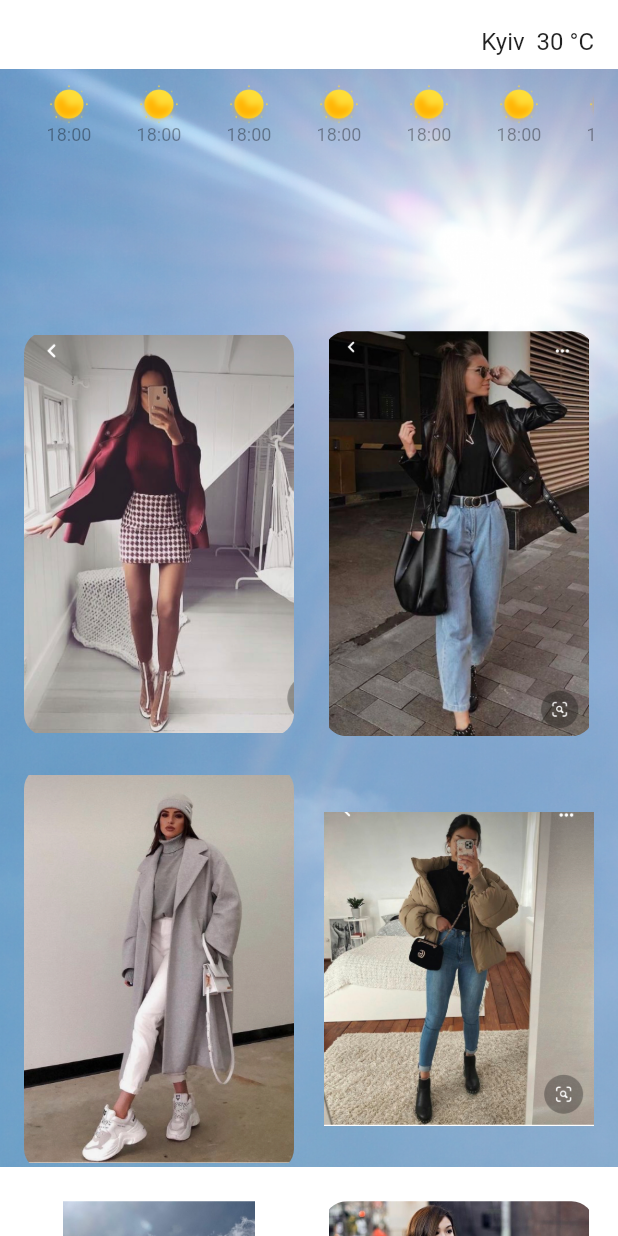
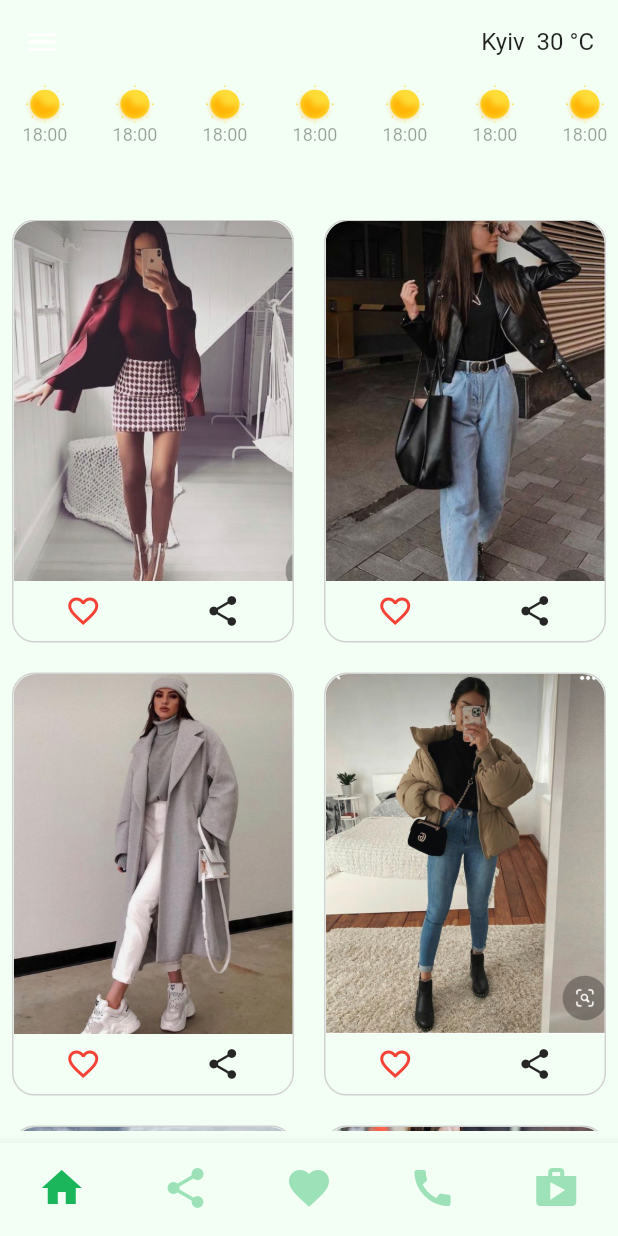
Before and after one commit to 19AK68/weanter_fashion, a Flutter app: the screen it shows after launch, on a phone screen of 412 x 824 dp. Run offline on Flutter 3.47's test engine with Material 2 defaults, Android fonts, the light colour scheme and no system bars; our stand-ins replace photo_view, shared_preferences.

Commit message:
new color desing added grid photo and icon like

```diff
--- a/lib/main.dart
+++ b/lib/main.dart
@@ -24,7 +24,9 @@ class WeatherFashionApp extends StatefulWidget {
 class _WeatherFashionAppState extends State<WeatherFashionApp> {
   DarkThemeProvider appModel = new DarkThemeProvider();
 
-  @override
+
+
+      @override
   void initState() {
     super.initState();
     _initAppTheme();
@@ -50,10 +52,12 @@ class _WeatherFashionAppState extends State<WeatherFashionApp> {
                   theme: Styles.themeData(appModel.darkTheme, context),
 
                   home: Container( decoration:BoxDecoration(
-                    image: DecorationImage(
-                      colorFilter: new ColorFilter.mode(Colors.blue.withOpacity(0.9), BlendMode.dstATop),
-                      image: AssetImage(!appModel.darkTheme?"assets/clear_day.png":"assets/clear_night2.jpg"),
-                    ),
+
+                    color: !appModel.darkTheme?Color(0xfff3fff5):Color(0xff3f3d56)
+                    // image: DecorationImage(
+                    //   colorFilter: new ColorFilter.mode(Colors.blue.withOpacity(0.9), BlendMode.dstATop),
+                    //   image: AssetImage(!appModel.darkTheme?"assets/clear_day.png":"assets/clear_night2.jpg"),
+                    // ),
                   ),
                       child: HomePage()),
             );
--- a/lib/ui/page/home_page.dart
+++ b/lib/ui/page/home_page.dart
@@ -1,16 +1,25 @@
 import 'package:flutter/material.dart';
+import 'package:weather_fashion/model/dark_theme_provider.dart';
 import 'package:weather_fashion/ui/widgets/custom_drawer.dart';
 import 'package:weather_fashion/ui/widgets/grid_look_widget.dart';
 import 'package:weather_fashion/ui/widgets/weather_widget.dart';
 
-class HomePage extends StatelessWidget {
+class HomePage extends StatefulWidget {
+  @override
+  _HomePageState createState() => _HomePageState();
+}
+
+class _HomePageState extends State<HomePage> {
+  DarkThemeProvider appModel = new DarkThemeProvider();
+
+  int currentBottonIndex = 0;
   @override
   Widget build(BuildContext context) {
     return SafeArea(
 
       child: Scaffold(
         resizeToAvoidBottomInset: false,
-        backgroundColor: Colors.transparent,
+      backgroundColor: !appModel.darkTheme?Color(0xfff3fff5):Color(0xff3f3d56),
         appBar: AppBar(
           title: Row(
             crossAxisAlignment: CrossAxisAlignment.center,
@@ -22,24 +31,71 @@ class HomePage extends StatelessWidget {
               // Text('Weather&Fashion', ),
             ],
           ),
-        //  backgroundColor:Colors.transparent,
+       //   backgroundColor:Colors.transparent,
+        ),
+        bottomNavigationBar: BottomNavigationBar(
+            backgroundColor: Color(0xfff3fff5),
+
+
+          currentIndex: currentBottonIndex,
+          selectedItemColor: Color(0xff1bb55c),
+          unselectedItemColor: Color(0xff1bb55c).withOpacity(0.4),
+          onTap: (index) => setState(() => currentBottonIndex = index),
+          // print("------currentBottonIndex---- ${currentBottonIndex}")
+          type: BottomNavigationBarType.fixed,
+          showSelectedLabels: false,
+          showUnselectedLabels: false,
+
+          iconSize: 32  ,
+
+          items: <BottomNavigationBarItem>[
+
+
+            BottomNavigationBarItem(
+             // backgroundColor: Colors.transparent,
+              icon: Icon(
+                Icons.home,
+
+              ),
+              label: "",
+            ),
+            BottomNavigationBarItem(
+             // backgroundColor: Colors.transparent,
+              icon: Icon(
+                Icons.share,
+
+              ),
+              label: " ",
+            ),
+            BottomNavigationBarItem(
+              icon: Icon(Icons.favorite),
+              label: "",
+            ),
+            BottomNavigationBarItem(
+              icon: Icon(Icons.call),
+              label: "Phone",
+            ),
+            BottomNavigationBarItem(
+              icon: Icon(Icons.shop),
+              label: " ",
+            ),
+          ],
+        // backgroundColor:Colors.transparent
+
         ),
 
-        body:  Container(
-          child: Padding(
-            padding:  EdgeInsets.symmetric(horizontal: 16),
-            child: Column(
+        body:  Column(
 
-              children:<Widget> [
+          children:<Widget> [
 
-                WeatherWidget(),
-
-                Expanded(child: GridLookWidget()),
+            WeatherWidget(),
+           Expanded(  child: Padding(
+             padding: const EdgeInsets.all(8.0),
+             child: GridLookWidget(),
+           )),
 
 
-              ],
-            ),
-          ),
+          ],
         ),
         drawer: CustomDrawer(),
 
--- a/lib/ui/widgets/grid_look_widget.dart
+++ b/lib/ui/widgets/grid_look_widget.dart
@@ -1,52 +1,109 @@
 import 'package:flutter/material.dart';
+import 'package:photo_view/photo_view.dart';
+
 
 class GridLookWidget extends StatelessWidget {
   final List<Map> myProducts =
-      List.generate(6, (index) => {"id": index, "name": "Loke: $index" })
-          .toList();
-  final List<String> myPhoto = ["assets/9291.png","assets/9289.png","assets/9292.png","assets/9290.png","assets/9302.jpg","assets/9313.jpg"];
+  List.generate(6, (index) => {"id": index, "name": "Loke: $index"})
+      .toList();
+  final List<String> myPhoto = [
+    "assets/9291.png",
+    "assets/9289.png",
+    "assets/9292.png",
+    "assets/9290.png",
+    "assets/9302.jpg",
+    "assets/9313.jpg"
+  ];
+
 
   @override
   Widget build(BuildContext context) {
     return GridView.builder(
         gridDelegate: SliverGridDelegateWithMaxCrossAxisExtent(
-            maxCrossAxisExtent: 200,
-            childAspectRatio: 2/ 3,
+            maxCrossAxisExtent: 250,
+            childAspectRatio: 2 / 3,
             crossAxisSpacing: 20,
             mainAxisSpacing: 20),
         itemCount: myProducts.length,
         itemBuilder: (BuildContext ctx, index) {
           return InkWell(
-            onTap: (){
-
+            onTap: () {
               Navigator.push<void>(
                 context,
                 MaterialPageRoute<void>(
-                  builder: (BuildContext context) => GalleryPage(),
+                  builder: (BuildContext context) =>
+                      GalleryPage(photo: myPhoto[index],),
                 ),
               );
-
-
             },
             child: Container(
-              alignment: Alignment.center,
-             // child: Text(myProducts[index]["name"]),
+                decoration: BoxDecoration(
+                    borderRadius: BorderRadius.circular(15), border:
+                    Border.all(color: Color(0xffd1d1d1))
+            ),
+            child: Column(
+              //crossAxisAlignment: CrossAxisAlignment.stretch,
+              children: [
+                Container(height:240,
               decoration: BoxDecoration(
-                  borderRadius: BorderRadius.circular(15),
-              image: DecorationImage(image: AssetImage(myPhoto[index] ),
-              fit: BoxFit.contain,)),
+                      borderRadius: BorderRadius.only(topLeft: Radius.circular(15),topRight: Radius.circular(15)),
+                  image: DecorationImage(image: AssetImage(myPhoto[index] ),
+                  fit: BoxFit.cover,)),
+                ),
+                    //child: Image.asset(myPhoto[index], fit: BoxFit.contain,)),
+                // Container(
+                // //  color: Colors.green[200],
+                // height: 220, alignment: Alignment.topLeft,
+                //  // child: Text(myProducts[index]["name"]),
+                //   decoration: BoxDecoration(
+                //       borderRadius: BorderRadius.circular(15),
+                //   image: DecorationImage(image: AssetImage(myPhoto[index] ),
+                //   fit: BoxFit.fitWidth,)),
+                // ),
+                Container(
+                  height: 20,
+                  child: Row(
+                    mainAxisAlignment: MainAxisAlignment.spaceAround,
+                    children:[
+                      IconButton(
+                        icon:   Icon(Icons.favorite_border,color: Colors.red,), onPressed: () {  }
+                        ,
+                      ),
+                      IconButton(
+                        icon:   Icon(Icons.share,color: Color(0xff262626)), onPressed: () {  }
+                        ,
+                      ),
+                    ],
+
+                 ),
+                  ),
+
+                  //  color: Colors.red[100],
+
+              ],
             ),
-          );
+          ),);
         });
   }
 }
 
 class GalleryPage extends StatelessWidget {
+  final String photo;
+
+  GalleryPage({required this.photo});
+
   @override
   Widget build(BuildContext context) {
     return Scaffold(
       body: Container(
-        color:Colors.red,
+       // color: Colors.green,
+          child: PhotoView(
+            backgroundDecoration: BoxDecoration(color: Colors.green[100]),
+
+            maxScale: PhotoViewComputedScale.contained * 2,
+            minScale: PhotoViewComputedScale.contained * 0.8,
+
+            imageProvider: AssetImage(photo),)
       ),
     );
   }
--- a/lib/ui/widgets/weather_widget.dart
+++ b/lib/ui/widgets/weather_widget.dart
@@ -6,8 +6,11 @@ class WeatherWidget extends StatelessWidget {
     double height = MediaQuery.of(context).size.height;
     double width = MediaQuery.of(context).size.width;
     return Container(
-      height: height*0.2, width:width,
-     //color: Colors.red,
+      height: height*0.1, width:width,
+   //  color: Colors.red,
+      child: Container(
+       // color: Colors.black.withOpacity(0.1),
+
         child: Column(
           mainAxisAlignment: MainAxisAlignment.start,
           crossAxisAlignment: CrossAxisAlignment.start,
@@ -31,7 +34,7 @@ class WeatherWidget extends StatelessWidget {
                   //  color: Colors.yellow[400],
                     child: Column(
                       crossAxisAlignment: CrossAxisAlignment.center,
-                    mainAxisAlignment: MainAxisAlignment.spaceBetween,
+                    //  mainAxisAlignment: MainAxisAlignment.spaceBetween,
                       children: [
 
                        Flexible(
@@ -45,8 +48,8 @@ class WeatherWidget extends StatelessWidget {
                   ),
                   Container(
                     child: Column(
-                    crossAxisAlignment: CrossAxisAlignment.center,
-                    mainAxisAlignment: MainAxisAlignment.spaceBetween,
+                  //    crossAxisAlignment: CrossAxisAlignment.center,
+                 //     mainAxisAlignment: MainAxisAlignment.spaceBetween,
                       children: [
 
                         Flexible(
@@ -198,6 +201,7 @@ class WeatherWidget extends StatelessWidget {
             ),
 
           ],
+        ),
       ) ,
 
     );
```
Lines whose indentation alone changed are shown as unchanged.
